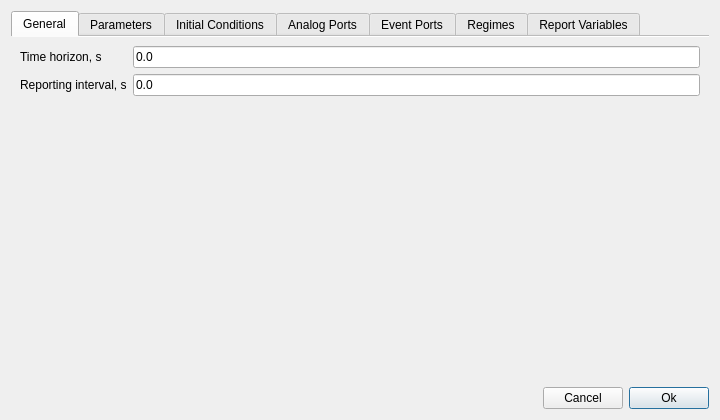
Old version of the form trunk/python-files/nineml/nineml_tester.ui in the repository v1kko/daetools.
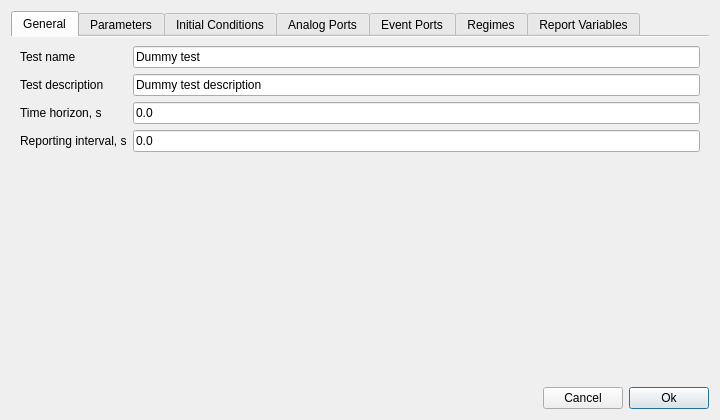
New version of the form.

What changed in the file:
```diff
--- a/trunk/python-files/nineml/nineml_tester.ui
+++ b/trunk/python-files/nineml/nineml_tester.ui
@@ -38,14 +38,14 @@
          <property name="fieldGrowthPolicy">
           <enum>QFormLayout::AllNonFixedFieldsGrow</enum>
          </property>
-         <item row="0" column="0">
+         <item row="2" column="0">
           <widget class="QLabel" name="timeHorizonLabel">
            <property name="text">
             <string>Time horizon, s</string>
            </property>
           </widget>
          </item>
-         <item row="0" column="1">
+         <item row="2" column="1">
           <widget class="QLineEdit" name="timeHorizonSLineEdit">
            <property name="inputMask">
             <string/>
@@ -55,20 +55,48 @@
            </property>
           </widget>
          </item>
-         <item row="1" column="0">
+         <item row="3" column="0">
           <widget class="QLabel" name="reportingIntervalLabel">
            <property name="text">
             <string>Reporting interval, s</string>
            </property>
           </widget>
          </item>
-         <item row="1" column="1">
+         <item row="3" column="1">
           <widget class="QLineEdit" name="reportingIntervalSLineEdit">
            <property name="text">
             <string>0.0</string>
            </property>
           </widget>
          </item>
+         <item row="0" column="0">
+          <widget class="QLabel" name="testNameLabel">
+           <property name="text">
+            <string>Test name</string>
+           </property>
+          </widget>
+         </item>
+         <item row="0" column="1">
+          <widget class="QLineEdit" name="testNameLineEdit">
+           <property name="text">
+            <string>Dummy test</string>
+           </property>
+          </widget>
+         </item>
+         <item row="1" column="0">
+          <widget class="QLabel" name="testDescriptionLabel">
+           <property name="text">
+            <string>Test description</string>
+           </property>
+          </widget>
+         </item>
+         <item row="1" column="1">
+          <widget class="QLineEdit" name="testDescriptionLineEdit">
+           <property name="text">
+            <string>Dummy test description</string>
+           </property>
+          </widget>
+         </item>
         </layout>
        </item>
       </layout>
```
Left out of the diff: 39 changed lines with no effect on the pictures.
